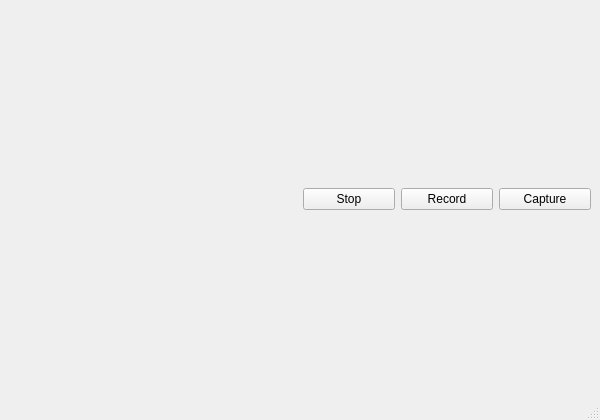
Old version of the form camera_mainwindow.ui in the repository arshc0der/XCamScreen.
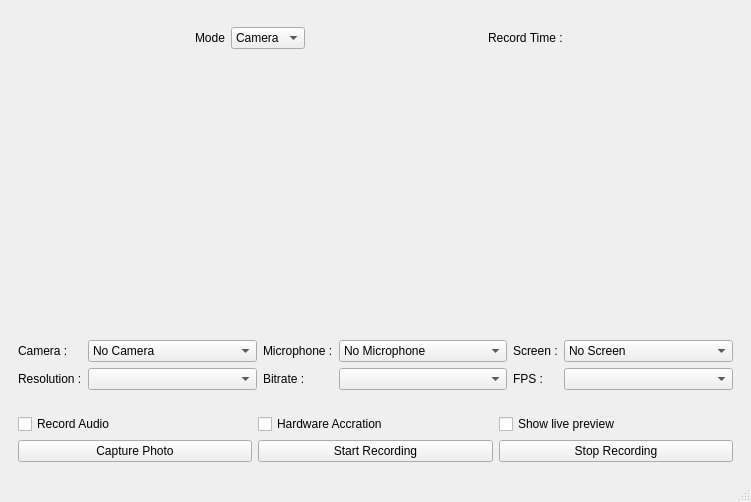
New version of the form.

Commit message: added the non functional ui

What changed in the file:
```diff
--- a/camera_mainwindow.ui
+++ b/camera_mainwindow.ui
@@ -6,8 +6,8 @@
    <rect>
     <x>0</x>
     <y>0</y>
-    <width>600</width>
-    <height>420</height>
+    <width>751</width>
+    <height>502</height>
    </rect>
   </property>
   <property name="windowTitle">
@@ -16,29 +16,240 @@
   <widget class="QWidget" name="centralwidget">
    <layout class="QHBoxLayout" name="horizontalLayout">
     <item>
-     <widget class="QWidget" name="videoContainer" native="true"/>
-    </item>
-    <item>
-     <layout class="QHBoxLayout" name="horizontalLayout_2">
+     <layout class="QVBoxLayout" name="verticalLayout">
       <item>
-       <widget class="QPushButton" name="btnStop">
-        <property name="text">
-         <string>Stop</string>
+       <widget class="QFrame" name="gridFrame">
+        <property name="sizePolicy">
+         <sizepolicy hsizetype="Preferred" vsizetype="Fixed">
+          <horstretch>0</horstretch>
+          <verstretch>0</verstretch>
+         </sizepolicy>
         </property>
+        <layout class="QGridLayout" name="gridLayout_5">
+         <item row="1" column="0">
+          <widget class="QFrame" name="gridFrame_3">
+           <property name="sizePolicy">
+            <sizepolicy hsizetype="Fixed" vsizetype="Fixed">
+             <horstretch>0</horstretch>
+             <verstretch>0</verstretch>
+            </sizepolicy>
+           </property>
+           <layout class="QGridLayout" name="gridLayout_4">
+            <item row="0" column="1">
+             <widget class="QComboBox" name="mode_comboBox">
+              <property name="sizePolicy">
+               <sizepolicy hsizetype="Fixed" vsizetype="Preferred">
+                <horstretch>0</horstretch>
+                <verstretch>0</verstretch>
+               </sizepolicy>
+              </property>
+              <item>
+               <property name="text">
+                <string>Camera</string>
+               </property>
+              </item>
+              <item>
+               <property name="text">
+                <string>Screen</string>
+               </property>
+              </item>
+             </widget>
+            </item>
+            <item row="0" column="0">
+             <widget class="QLabel" name="label_7">
+              <property name="sizePolicy">
+               <sizepolicy hsizetype="Fixed" vsizetype="Preferred">
+                <horstretch>0</horstretch>
+                <verstretch>0</verstretch>
+               </sizepolicy>
+              </property>
+              <property name="text">
+               <string>Mode</string>
+              </property>
+             </widget>
+            </item>
+           </layout>
+          </widget>
+         </item>
+         <item row="1" column="1">
+          <widget class="QLabel" name="label_8">
+           <property name="sizePolicy">
+            <sizepolicy hsizetype="Fixed" vsizetype="Fixed">
+             <horstretch>0</horstretch>
+             <verstretch>0</verstretch>
+            </sizepolicy>
+           </property>
+           <property name="text">
+            <string>Record Time :</string>
+           </property>
+          </widget>
+         </item>
+        </layout>
        </widget>
       </item>
       <item>
-       <widget class="QPushButton" name="btnRecord">
-        <property name="text">
-         <string>Record</string>
+       <widget class="QWidget" name="video_widget" native="true"/>
+      </item>
+      <item>
+       <widget class="QFrame" name="gridFrame">
+        <property name="sizePolicy">
+         <sizepolicy hsizetype="Preferred" vsizetype="Fixed">
+          <horstretch>0</horstretch>
+          <verstretch>0</verstretch>
+         </sizepolicy>
         </property>
+        <layout class="QGridLayout" name="gridLayout_2">
+         <item row="2" column="0">
+          <widget class="QLabel" name="label_4">
+           <property name="text">
+            <string>Resolution :</string>
+           </property>
+          </widget>
+         </item>
+         <item row="1" column="3">
+          <widget class="QComboBox" name="mic_comboBox">
+           <item>
+            <property name="text">
+             <string>No Microphone</string>
+            </property>
+           </item>
+          </widget>
+         </item>
+         <item row="1" column="2">
+          <widget class="QLabel" name="label_2">
+           <property name="sizePolicy">
+            <sizepolicy hsizetype="Fixed" vsizetype="Preferred">
+             <horstretch>0</horstretch>
+             <verstretch>0</verstretch>
+            </sizepolicy>
+           </property>
+           <property name="text">
+            <string>Microphone :</string>
+           </property>
+          </widget>
+         </item>
+         <item row="1" column="0">
+          <widget class="QLabel" name="label">
+           <property name="sizePolicy">
+            <sizepolicy hsizetype="Fixed" vsizetype="Preferred">
+             <horstretch>0</horstretch>
+             <verstretch>0</verstretch>
+            </sizepolicy>
+           </property>
+           <property name="text">
+            <string>Camera :</string>
+           </property>
+          </widget>
+         </item>
+         <item row="1" column="5">
+          <widget class="QComboBox" name="screen_comboBox">
+           <item>
+            <property name="text">
+             <string>No Screen</string>
+            </property>
+           </item>
+          </widget>
+         </item>
+         <item row="2" column="5">
+          <widget class="QComboBox" name="fps_comboBox"/>
+         </item>
+         <item row="1" column="1">
+          <widget class="QComboBox" name="camera_comboBox">
+           <item>
+            <property name="text">
+             <string>No Camera</string>
+            </property>
+           </item>
+          </widget>
+         </item>
+         <item row="2" column="4">
+          <widget class="QLabel" name="label_6">
+           <property name="text">
+            <string>FPS :</string>
+           </property>
+          </widget>
+         </item>
+         <item row="1" column="4">
+          <widget class="QLabel" name="label_3">
+           <property name="sizePolicy">
+            <sizepolicy hsizetype="Fixed" vsizetype="Preferred">
+             <horstretch>0</horstretch>
+             <verstretch>0</verstretch>
+            </sizepolicy>
+           </property>
+           <property name="text">
+            <string>Screen :</string>
+           </property>
+          </widget>
+         </item>
+         <item row="2" column="3">
+          <widget class="QComboBox" name="bitrate_comboBox"/>
+         </item>
+         <item row="2" column="2">
+          <widget class="QLabel" name="label_5">
+           <property name="text">
+            <string>Bitrate :</string>
+           </property>
+          </widget>
+         </item>
+         <item row="2" column="1">
+          <widget class="QComboBox" name="resolution_comboBox"/>
+         </item>
+        </layout>
        </widget>
       </item>
       <item>
-       <widget class="QPushButton" name="btnPhoto">
-        <property name="text">
-         <string>Capture</string>
+       <widget class="QFrame" name="gridFrame_2">
+        <property name="sizePolicy">
+         <sizepolicy hsizetype="Preferred" vsizetype="Fixed">
+          <horstretch>0</horstretch>
+          <verstretch>0</verstretch>
+         </sizepolicy>
         </property>
+        <layout class="QGridLayout" name="gridLayout_3">
+         <item row="0" column="0">
+          <widget class="QCheckBox" name="record_audio_checkBox">
+           <property name="text">
+            <string>Record Audio</string>
+           </property>
+          </widget>
+         </item>
+         <item row="0" column="2">
+          <widget class="QCheckBox" name="show_live_preview_checkBox">
+           <property name="text">
+            <string>Show live preview</string>
+           </property>
+          </widget>
+         </item>
+         <item row="0" column="1">
+          <widget class="QCheckBox" name="hardware_acceleration_checkBox">
+           <property name="text">
+            <string>Hardware Accration</string>
+           </property>
+          </widget>
+         </item>
+         <item row="1" column="0">
+          <widget class="QPushButton" name="capture_photo_pushButton">
+           <property name="text">
+            <string>Capture Photo</string>
+           </property>
+          </widget>
+         </item>
+         <item row="1" column="1">
+          <widget class="QPushButton" name="start_record_pushButton">
+           <property name="text">
+            <string>Start Recording</string>
+           </property>
+          </widget>
+         </item>
+         <item row="1" column="2">
+          <widget class="QPushButton" name="stop_record_pushButton">
+           <property name="text">
+            <string>Stop Recording</string>
+           </property>
+          </widget>
+         </item>
+        </layout>
        </widget>
       </item>
      </layout>
```
Left out of the diff: 4 changed lines with no effect on the pictures. The commit also changes 1 other file.
